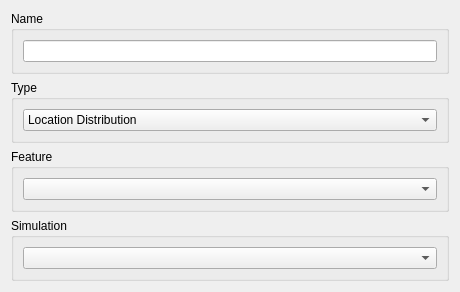
Qt form src/Mod/WindLab/Gui/DlgWindLabFeaturesCreation.ui (LabRPS/LabRPS) before a commit.
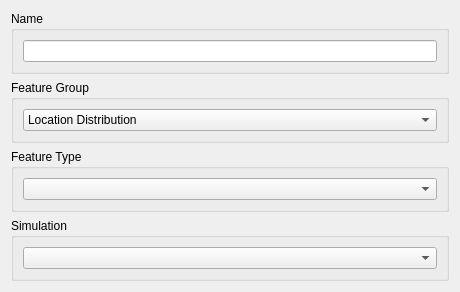
The same form after that commit. Icons and pictures are not drawn.

Commit message: some spelling correction

Diff of the .ui file:
```diff
--- a/src/Mod/WindLab/Gui/DlgWindLabFeaturesCreation.ui
+++ b/src/Mod/WindLab/Gui/DlgWindLabFeaturesCreation.ui
@@ -20,7 +20,7 @@
    <item row="2" column="0">
     <widget class="QGroupBox" name="GroupBox5_4">
      <property name="title">
-      <string>Type</string>
+      <string>Feature Group</string>
      </property>
      <layout class="QGridLayout" name="_5">
       <property name="leftMargin">
@@ -363,7 +363,7 @@
    <item row="3" column="0">
     <widget class="QGroupBox" name="GroupBox5_5">
      <property name="title">
-      <string>Feature</string>
+      <string>Feature Type</string>
      </property>
      <layout class="QGridLayout" name="_6">
       <property name="leftMargin">
```
